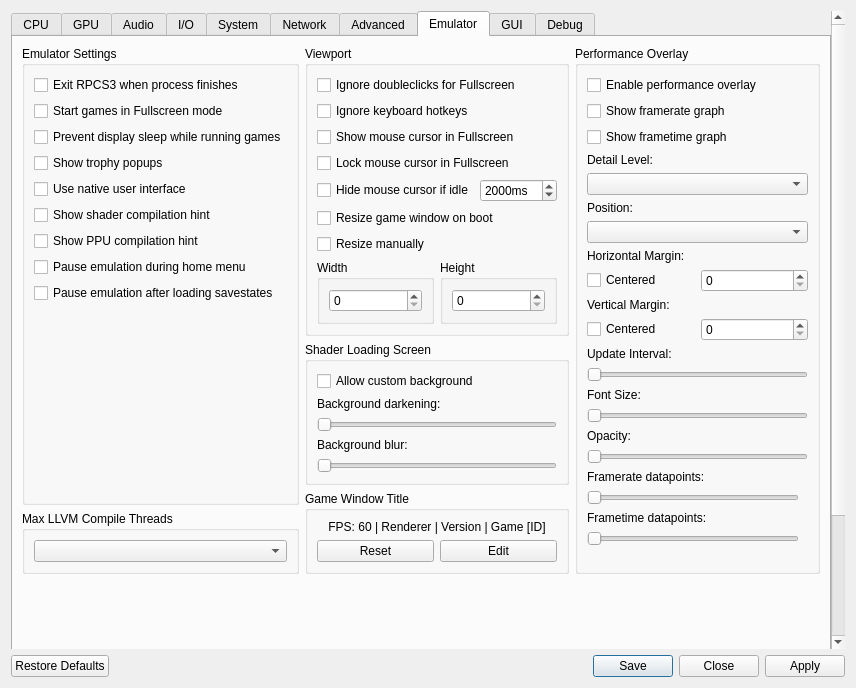
Old version of the form rpcs3/rpcs3qt/settings_dialog.ui in the repository RPCS3/rpcs3.
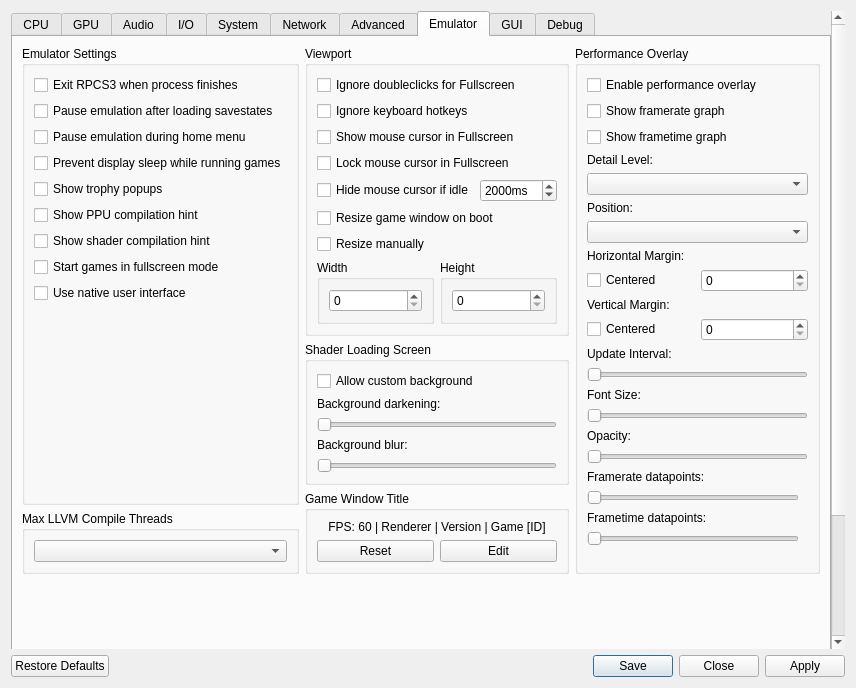
New version of the form. The open tabs and pages were chosen to show the change. Icons and pictures are not drawn.

Commit message: Settings: Reorder settings in Emulator

Patch:
```diff
--- a/rpcs3/rpcs3qt/settings_dialog.ui
+++ b/rpcs3/rpcs3qt/settings_dialog.ui
@@ -2865,9 +2865,16 @@
                 </widget>
                </item>
                <item>
-                <widget class="QCheckBox" name="startGameFullscreen">
+                <widget class="QCheckBox" name="pausedSavestates">
                  <property name="text">
-                  <string>Start games in Fullscreen mode</string>
+                  <string>Pause emulation after loading savestates</string>
+                 </property>
+                </widget>
+               </item>
+               <item>
+                <widget class="QCheckBox" name="pauseDuringHomeMenu">
+                 <property name="text">
+                  <string>Pause emulation during home menu</string>
                  </property>
                 </widget>
                </item>
@@ -2885,20 +2892,6 @@
                  </property>
                 </widget>
                </item>
-               <item>
-                <widget class="QCheckBox" name="useNativeInterface">
-                 <property name="text">
-                  <string>Use native user interface</string>
-                 </property>
-                </widget>
-               </item>
-               <item>
-                <widget class="QCheckBox" name="showShaderCompilationHint">
-                 <property name="text">
-                  <string>Show shader compilation hint</string>
-                 </property>
-                </widget>
-               </item>
                <item>
                 <widget class="QCheckBox" name="showPPUCompilationHint">
                  <property name="text">
@@ -2907,16 +2900,23 @@
                 </widget>
                </item>
                <item>
-                <widget class="QCheckBox" name="pauseDuringHomeMenu">
+                <widget class="QCheckBox" name="showShaderCompilationHint">
                  <property name="text">
-                  <string>Pause emulation during home menu</string>
+                  <string>Show shader compilation hint</string>
                  </property>
                 </widget>
                </item>
                <item>
-                <widget class="QCheckBox" name="pausedSavestates">
+                <widget class="QCheckBox" name="startGameFullscreen">
                  <property name="text">
-                  <string>Pause emulation after loading savestates</string>
+                  <string>Start games in fullscreen mode</string>
+                 </property>
+                </widget>
+               </item>
+               <item>
+                <widget class="QCheckBox" name="useNativeInterface">
+                 <property name="text">
+                  <string>Use native user interface</string>
                  </property>
                 </widget>
                </item>
```
